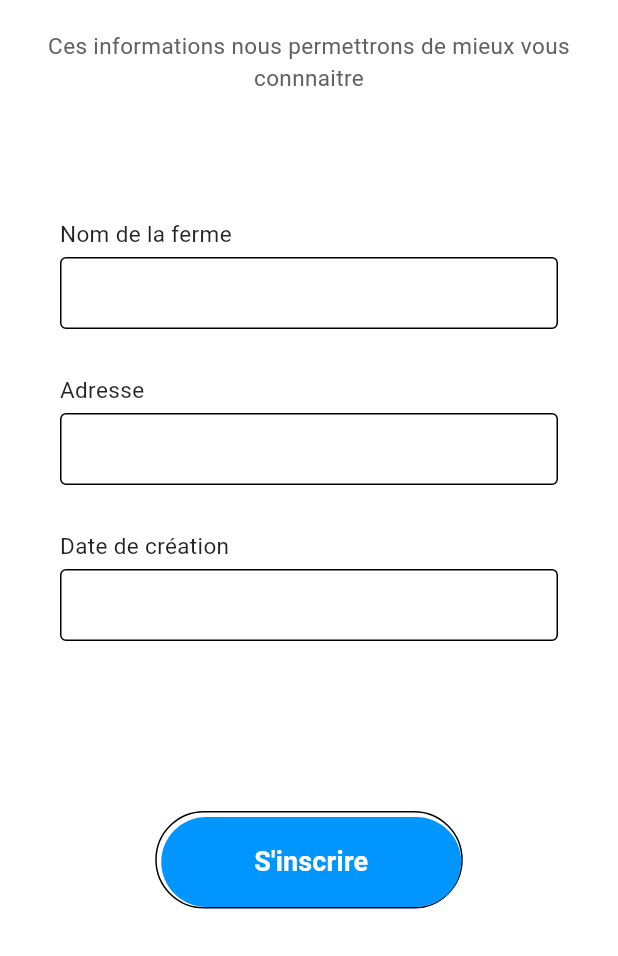
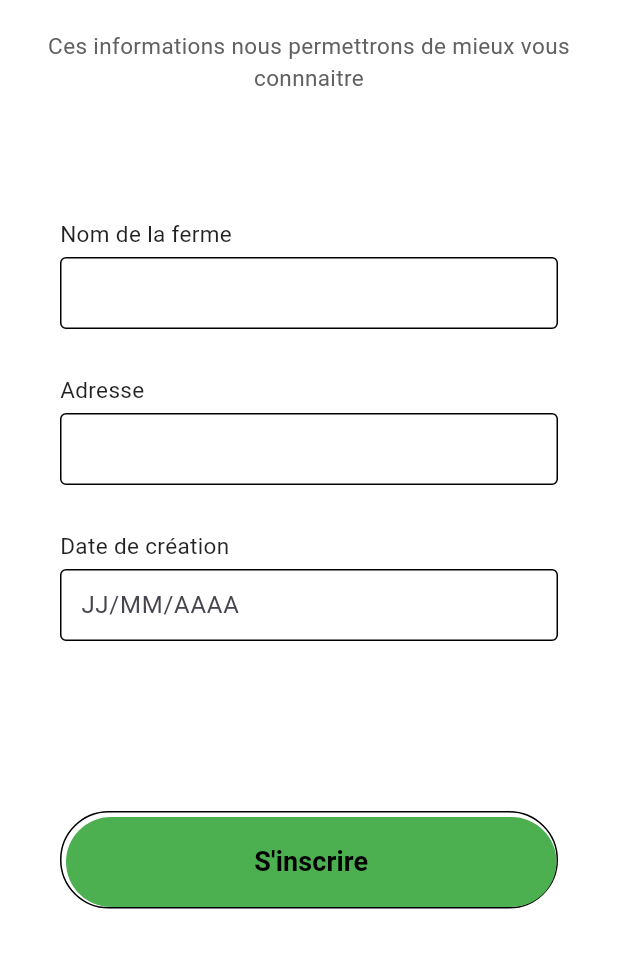
Before and after one commit to fatimaaaaah/Gestion_Des_Activit-s_Cunicoles, a Flutter app: the FermePage screen opened directly, on a phone screen of 412 x 824 dp, the part 280-1236 px from its top. Run offline on Flutter 3.47's test engine with Material 3 defaults, Android fonts, the phone set to English and light mode, and no system bars; our stand-ins replace carousel_slider, dots_indicator, salomon_bottom_bar.

Commit message:
Premiére Version

```diff
--- a/lib/ferme.dart
+++ b/lib/ferme.dart
@@ -1,5 +1,7 @@
 import 'package:flutter/material.dart';
 import './acceuil/home.dart';
+import './signup.dart';
+import './description.dart';
 
 class FermePage extends StatelessWidget {
   @override
@@ -12,7 +14,10 @@ class FermePage extends StatelessWidget {
         backgroundColor: Colors.white,
         leading: IconButton(
           onPressed: () {
-            Navigator.pop(context);
+            Navigator.pushReplacement(
+                            context,
+                            MaterialPageRoute(builder: (context) => SignupPage()),
+                          );
           },
           icon: Icon(
             Icons.arrow_back_ios,
@@ -30,7 +35,7 @@ class FermePage extends StatelessWidget {
             Padding(
               padding: const EdgeInsets.only(top: 20),
               child: Image.asset(
-                "../assets/images/images.png", // Remplacez par le chemin de votre image de lapin
+                "../assets/images/images.png",
                 height: 50,
                 width: 50,
                 fit: BoxFit.contain,
@@ -58,21 +63,21 @@ class FermePage extends StatelessWidget {
                       ),
                     ],
                   ),
-                  SizedBox(height: 20), // Espace entre les champs de saisie
+                  SizedBox(height: 20),
                   Padding(
                     padding: EdgeInsets.symmetric(horizontal: 40),
                     child: Column(
                       children: <Widget>[
-                        inputFile(label: "Nom de la ferme"),
-                        SizedBox(height: 10), // Espace entre les champs de saisie
-                        inputFile(label: "Adresse"),
-                        SizedBox(height: 10), // Espace entre les champs de saisie
-                         inputFile(label: "Date de création", placeholder: "JJ/MM/AAAA"),
-                        SizedBox(height: 10), // Espace entre les champs de saisie
+                        InputField(label: "Nom de la ferme"),
+                        SizedBox(height: 10),
+                        InputField(label: "Adresse"),
+                        SizedBox(height: 10),
+                         InputField(label: "Date de création", placeholder: "JJ/MM/AAAA"),
+                        SizedBox(height: 10),
                       ],
                     ),
                   ),
-                  SizedBox(height: 20), // Espace sous les champs de saisie
+                  SizedBox(height: 20),
                   Padding(
                     padding: EdgeInsets.symmetric(horizontal: 40),
                     child: Container(
@@ -87,15 +92,15 @@ class FermePage extends StatelessWidget {
                         ),
                       ),
                       child: MaterialButton(
-                        minWidth: 200, // Largeur minimale du bouton
+                        minWidth: double.infinity,
                         height: 60,
                         onPressed: () {
                           Navigator.pushReplacement(
                             context,
-                            MaterialPageRoute(builder: (context) => HomePage()),
+                            MaterialPageRoute(builder: (context) => MySliderScreen()),
                           );
                         },
-                        color: Color(0xff0095FF),
+                        color: Colors.green,
                         elevation: 0,
                         shape: RoundedRectangleBorder(
                           borderRadius: BorderRadius.circular(80),
@@ -105,7 +110,7 @@ class FermePage extends StatelessWidget {
                           style: TextStyle(
                             fontWeight: FontWeight.w600,
                             fontSize: 18,
-                            color: Colors.white,
+                            color: Colors.black,
                           ),
                         ),
                       ),
@@ -121,14 +126,25 @@ class FermePage extends StatelessWidget {
   }
 }
 
-// Widget for text field
-Widget inputFile({required String label}) {
+class InputField extends StatelessWidget {
+  final String label;
+  final bool obscureText;
+  final String? placeholder;
+
+  const InputField({
+    Key? key,
+    required this.label,
+    this.obscureText = false,
+    this.placeholder,
+  }) : super(key: key);
+
+  @override
+  Widget build(BuildContext context) {
     return Column(
       crossAxisAlignment: CrossAxisAlignment.start,
       children: <Widget>[
         Text(
           label,
-        textAlign: TextAlign.center,
           style: TextStyle(
             fontSize: 15,
             fontWeight: FontWeight.w400,
@@ -139,13 +155,15 @@ Widget inputFile({required String label}) {
           height: 5,
         ),
         TextField(
+          obscureText: obscureText,
           decoration: InputDecoration(
-          contentPadding: EdgeInsets.symmetric(vertical: 12, horizontal: 10), // Espacement intérieur
+            hintText: placeholder,
+            contentPadding: EdgeInsets.symmetric(vertical: 12, horizontal: 10),
             enabledBorder: OutlineInputBorder(
-            borderSide: BorderSide(color: Colors.black), // Bordure normale
+              borderSide: BorderSide(color: Colors.black),
             ),
             focusedBorder: OutlineInputBorder(
-            borderSide: BorderSide(color: Colors.black), // Bordure lorsque le champ est sélectionné
+              borderSide: BorderSide(color: Colors.black),
             ),
           ),
         ),
@@ -153,3 +171,4 @@ Widget inputFile({required String label}) {
       ],
     );
   }
+}
--- a/pubspec.yaml
+++ b/pubspec.yaml
@@ -36,6 +36,9 @@ dependencies:
   # Use with the CupertinoIcons class for iOS style icons.
   cupertino_icons: ^1.0.2
   salomon_bottom_bar: ^3.3.2
+  dots_indicator: ^3.0.0
+  carousel_slider: ^4.2.1
+  foundation: ^0.0.5
 
 dev_dependencies:
   flutter_test:
```
Also changed, not shown: lib/description.dart (added, +258 -0 lines), lib/home_page.dart (+5 -5 lines), lib/login.dart (+12 -12 lines), lib/signup.dart (+28 -14 lines), pubspec.lock. Lines whose indentation alone changed are shown as unchanged.
